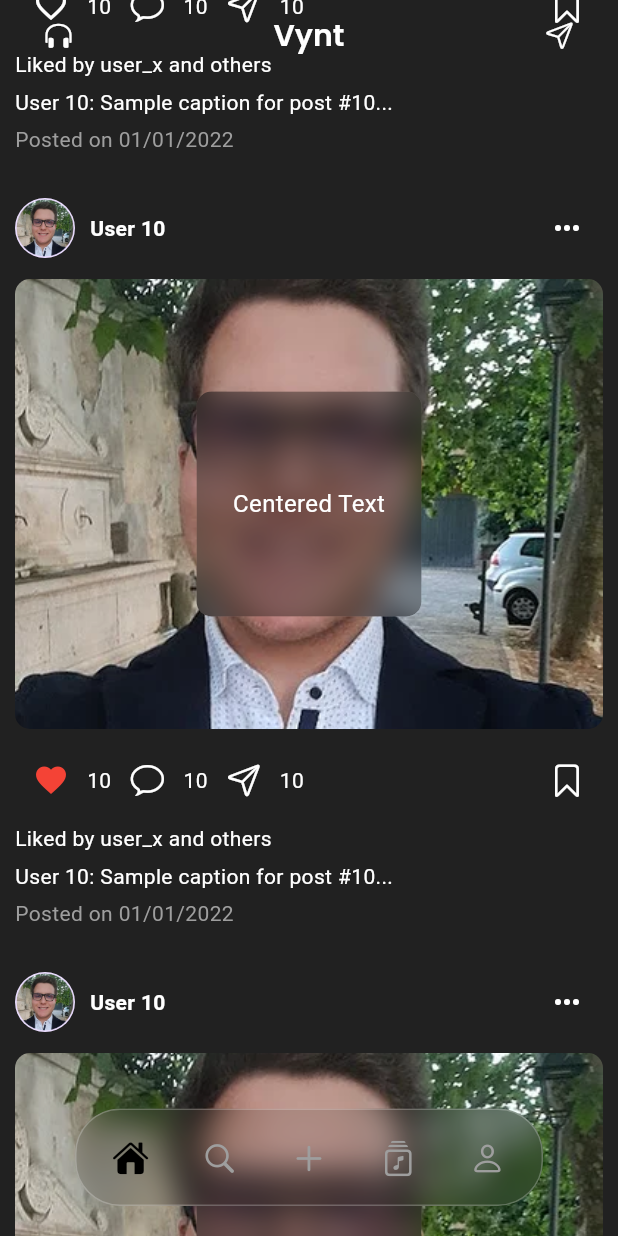
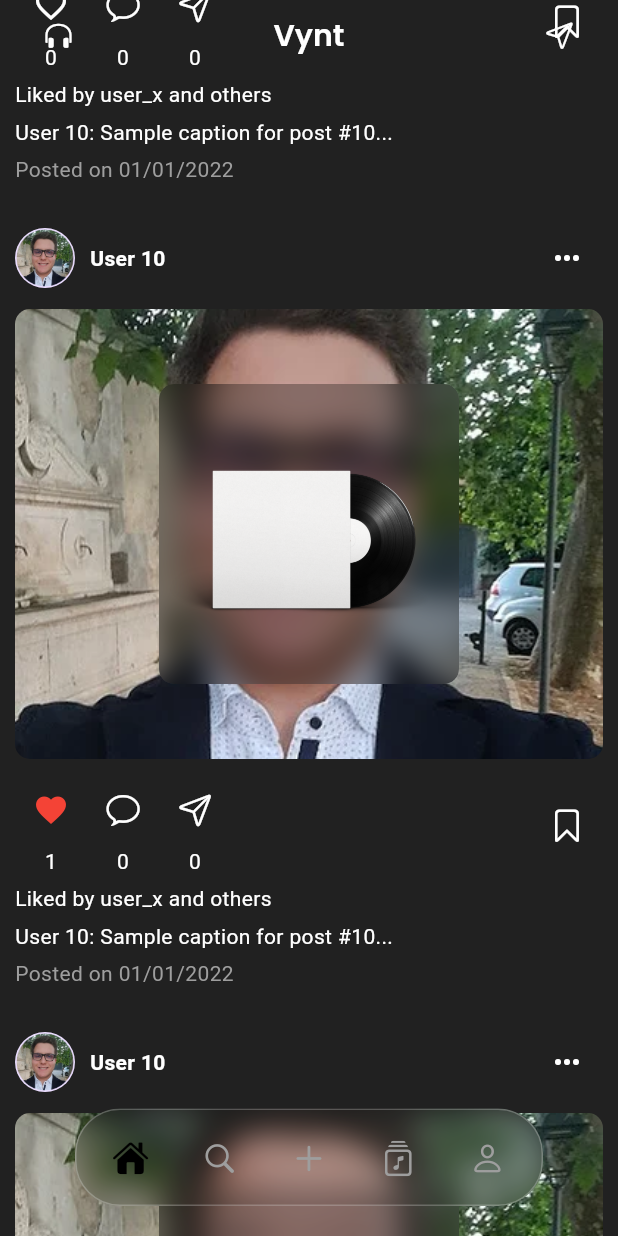
Before and after one commit to iAVAA/vynt, a Flutter app: the screen it shows after launch, scrolled down 576 dp, after a tap on the "favorite outline" icon, on a phone screen of 412 x 824 dp. Run offline on Flutter 3.47's test engine with Material 3 defaults, Android fonts, the phone set to English and light mode, and no system bars; drawn by our look-alikes of crystal_navigation_bar; our stand-ins replace animated_splash_screen, firebase_core, google_fonts, marquee, page_transition; accounts and stored records are empty.

Commit message:
Aggiunta cover art e vinyl art feed

```diff
--- a/lib/widgets/post_widget.dart
+++ b/lib/widgets/post_widget.dart
@@ -59,8 +59,7 @@ class UserInfoRow extends StatelessWidget {
         const SizedBox(width: 10),
         Text(
           'User $index',
-          style:
-              const TextStyle(color: Colors.white, fontWeight: FontWeight.bold),
+          style: const TextStyle(color: Colors.white, fontWeight: FontWeight.bold),
         ),
         const Spacer(),
         Material(
@@ -90,8 +89,7 @@ class PostImage extends StatefulWidget {
   _PostImageState createState() => _PostImageState();
 }
 
-class _PostImageState extends State<PostImage>
-    with SingleTickerProviderStateMixin {
+class _PostImageState extends State<PostImage> with SingleTickerProviderStateMixin {
   late TransformationController _transformationController;
   late AnimationController _animationController;
   Animation<Matrix4>? _animation;
@@ -157,17 +155,26 @@ class _PostImageState extends State<PostImage>
                 child: BackdropFilter(
                   filter: ImageFilter.blur(sigmaX: 10.0, sigmaY: 10.0),
                   child: Container(
-                    width: 150,
-                    height: 150,
+                    width: 200,
+                    height: 200,
                     decoration: BoxDecoration(
                       color: Colors.black.withOpacity(0.3),
                       borderRadius: BorderRadius.circular(10),
                     ),
-                    child: const Center(
-                      child: Text(
-                        'Centered Text',
-                        style: TextStyle(color: Colors.white, fontSize: 16),
+                    child: Stack(
+                      alignment: Alignment.center,
+                      children: [
+                        Image.asset(
+                          'assets/arts/vinyl_art.png',
+                          width: 200,
+                          height: 270,
                         ),
+                        Image.asset(
+                          'assets/arts/cover_art.png',
+                          width: 200,
+                          height: 270,
+                        ),
+                      ],
                     ),
                   ),
                 ),
@@ -187,10 +194,12 @@ class PostActions extends StatefulWidget {
   _PostActionsState createState() => _PostActionsState();
 }
 
-class _PostActionsState extends State<PostActions>
-    with TickerProviderStateMixin {
+class _PostActionsState extends State<PostActions> with TickerProviderStateMixin {
   bool isLiked = false;
   bool isBookmarked = false;
+  int likeCount = 0;
+  int commentCount = 0;
+  int shareCount = 0;
   late IconAnimationController iconAnimationController;
 
   @override
@@ -210,6 +219,7 @@ class _PostActionsState extends State<PostActions>
   void _onLikeButtonPressed() {
     setState(() {
       isLiked = !isLiked;
+      likeCount += isLiked ? 1 : -1;
     });
     iconAnimationController.playLikeAnimation();
   }
@@ -225,6 +235,8 @@ class _PostActionsState extends State<PostActions>
   Widget build(BuildContext context) {
     return Row(
       children: [
+        Column(
+          children: [
             ScaleTransition(
               scale: iconAnimationController.likeAnimation,
               child: IconButton(
@@ -238,10 +250,14 @@ class _PostActionsState extends State<PostActions>
                 splashColor: Colors.transparent,
               ),
             ),
-        const Text(
-          '10',
-          style: TextStyle(color: Colors.white),
+            Text(
+              '$likeCount',
+              style: const TextStyle(color: Colors.white),
             ),
+          ],
+        ),
+        Column(
+          children: [
             IconButton(
               icon: const Icon(
                 CupertinoIcons.chat_bubble,
@@ -252,10 +268,14 @@ class _PostActionsState extends State<PostActions>
               highlightColor: Colors.transparent,
               splashColor: Colors.transparent,
             ),
-        const Text(
-          '10',
-          style: TextStyle(color: Colors.white),
+            Text(
+              '$commentCount',
+              style: const TextStyle(color: Colors.white),
             ),
+          ],
+        ),
+        Column(
+          children: [
             IconButton(
               icon: const Icon(
                 CupertinoIcons.paperplane,
@@ -266,9 +286,11 @@ class _PostActionsState extends State<PostActions>
               highlightColor: Colors.transparent,
               splashColor: Colors.transparent,
             ),
-        const Text(
-          '10',
-          style: TextStyle(color: Colors.white),
+            Text(
+              '$shareCount',
+              style: const TextStyle(color: Colors.white),
+            ),
+          ],
         ),
         const Spacer(),
         ScaleTransition(
--- a/pubspec.yaml
+++ b/pubspec.yaml
@@ -75,6 +75,8 @@ flutter:
     - assets/icons/home.json
     - assets/test_pictures/daniele_pfp.png
     - assets/test_pictures/test_post.webp
+    - assets/arts/vinyl_art.png
+    - assets/arts/cover_art.png
 
   # To add assets to your application, add an assets section, like this:
   # assets:
```
Also changed, not shown: assets/arts/cover_art.png (added), assets/arts/vinyl_art.png (added). Lines whose indentation alone changed are shown as unchanged.
